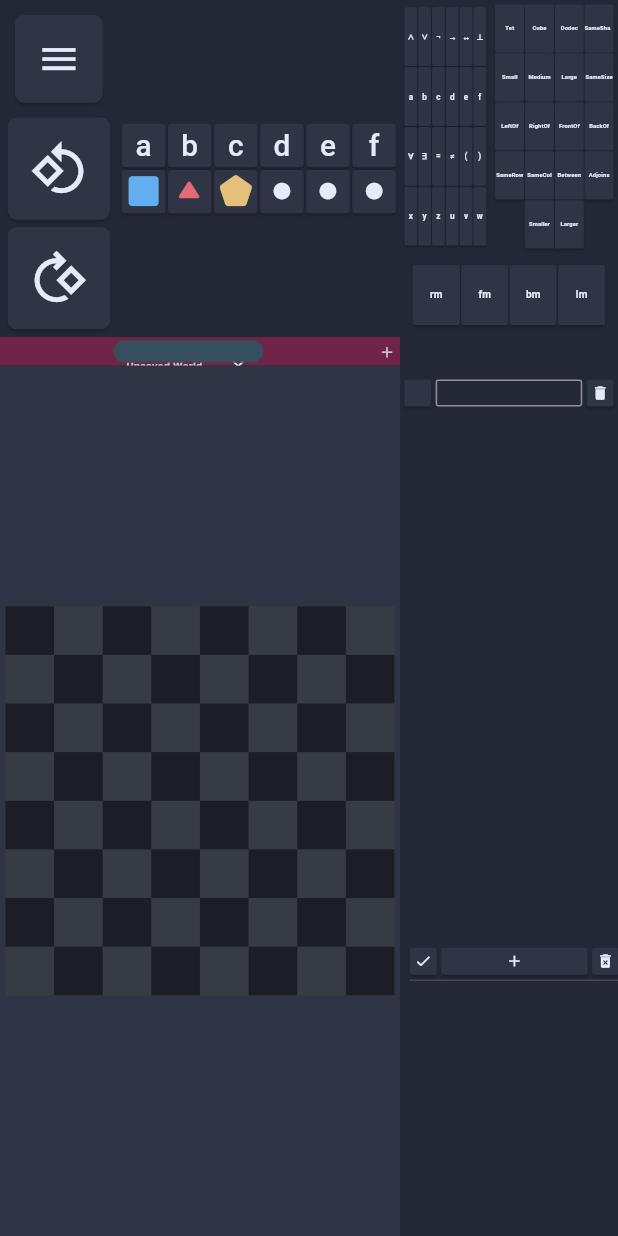
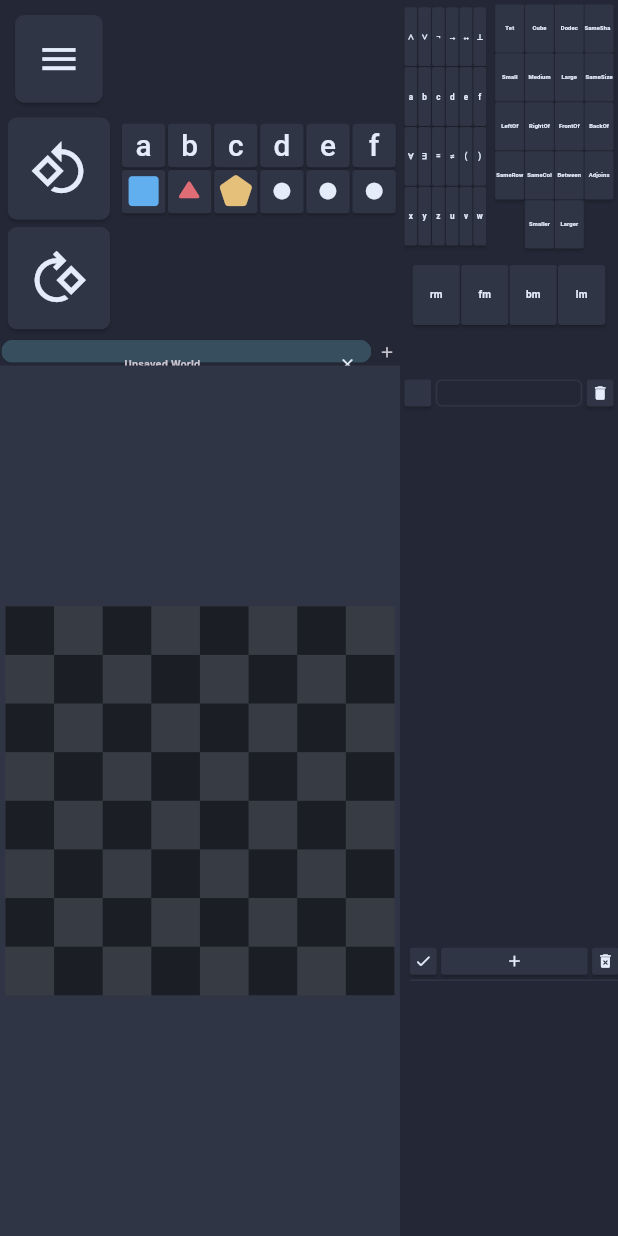
Before and after one commit to Combifightet/bivalenz_world_web, a Flutter app: the screen it shows after launch, on a phone screen of 412 x 824 dp. Run offline on Flutter 3.47's test engine with Material 3 defaults, Android fonts, the phone set to English and light mode, and no system bars; our stand-ins replace file_picker; missing offline and left inert: logic_expr_tree.

Commit message:
finished multi board handeler

```diff
--- a/lib/board_handeler.dart
+++ b/lib/board_handeler.dart
@@ -23,16 +23,41 @@ class _BoardHandelerState extends State<BoardHandeler> {
         List<Widget> children = [];
         for (int i=0; i<folWorldNames.length; i++) {
           String str = folWorldNames[i]??'Unsaved World';
-          children.add(
-            Expanded(
-              child: InkWell(
+          final style = TextStyle(
+            fontWeight: FontWeight.bold,
+            fontSize: 20*uiScale
+          );
+          final span = TextSpan(
+            text: str,
+            style: style,
+          );
+          final painter = TextPainter(
+            text: span,
+            maxLines: 1,
+            textScaler: MediaQuery.of(context).textScaler,
+            textDirection: TextDirection.ltr,
+          );
+          painter.layout();
+          double textWidth = painter.size.width;
+          Widget chip = InkWell(
+            splashColor: Colors.transparent,
+            hoverColor: Colors.transparent,
+            overlayColor: WidgetStatePropertyAll(Colors.transparent),
             onTap: () {
+              if (folWorldIndex!=i) {
                 setState(() {
                   folWorldIndex = i;
                   objecButtonsKey.currentState!.refresh();
                 });
+              }
             },
-                child: Chip(
+            child: Container(
+              alignment: Alignment.centerLeft,
+              child: LayoutBuilder(
+                builder: (BuildContext context, BoxConstraints constraints) {
+                  double chipWidth = (folWorldIndex==i?52:20)+textWidth;
+                  double padding = max(0, constraints.maxWidth-chipWidth)/2;
+                  return Chip(
                     color: folWorldIndex!=i
                       ? null
                       : WidgetStatePropertyAll(
@@ -41,7 +66,47 @@ class _BoardHandelerState extends State<BoardHandeler> {
                           Theme.of(context).elevatedButtonTheme.style!.backgroundColor!.resolve({WidgetState.pressed})!,
                         ),
                       ),
-                  deleteIcon: Icon(Icons.close, size: 32*uiScale,),
+                    deleteIcon: Center(child: Icon(Icons.close, size: 32*uiScale,)),
+                    label: Padding(
+                      padding: EdgeInsets.symmetric(horizontal: padding),
+                      child: Text(
+                        str,
+                        style: TextStyle(
+                          fontWeight: FontWeight.bold,
+                          fontSize: 20*uiScale
+                        ),
+                      ),
+                    ),
+                    onDeleted: folWorldIndex!=i?null:() {
+                      folWorlds.removeAt(i);
+                      folWorldNames.removeAt(i);
+                      if(folWorlds.isEmpty) {
+                        folWorlds.add(FolWorld());
+                        folWorldNames.add(null);
+                      }
+                      setState(() {
+                        folWorldIndex = max(0, i-1);
+                      });
+                      objecButtonsKey.currentState!.refresh();
+                    },
+                  );
+                }
+              ),
+            ),
+          );
+          Widget expandedChip = InkWell(
+            splashColor: Colors.transparent,
+            hoverColor: Colors.transparent,
+            overlayColor: WidgetStatePropertyAll(Colors.transparent),
+            onTap: () {},
+            child: Chip(
+              color: WidgetStatePropertyAll(
+                Color.alphaBlend(
+                  Theme.of(context).elevatedButtonTheme.style!.overlayColor!.resolve({WidgetState.pressed})!,
+                  Theme.of(context).elevatedButtonTheme.style!.backgroundColor!.resolve({WidgetState.pressed})!,
+                ),
+              ),
+              deleteIcon: Center(child: Icon(Icons.close, size: 32*uiScale,)),
               label: Text(
                 str,
                 style: TextStyle(
@@ -62,8 +127,13 @@ class _BoardHandelerState extends State<BoardHandeler> {
                 objecButtonsKey.currentState!.refresh();
               },
             ),
-              ),
-            )
+          );
+          children.add(folWorldIndex==i && constraints.maxWidth/folWorlds.length<textWidth+52
+            ? expandedChip
+            : Expanded(child: chip)
+            // folWorldIndex==i
+            // ? chip
+            // :
           );
         }
         children.add(
--- a/lib/home_page.dart
+++ b/lib/home_page.dart
@@ -116,9 +116,8 @@ class _HomePageState extends State<HomePage> {
                       flex: 11,
                         child: Column(
                           children: [
-                            Container(
+                            SizedBox(
                               height: 42*uiScale,
-                              color: Colors.pink.withAlpha(100),
                               child: Padding(
                                 padding: EdgeInsets.symmetric(vertical: 4*uiScale, horizontal: 2*uiScale),
                                 child: BoardHandeler()
--- a/lib/theme.dart
+++ b/lib/theme.dart
@@ -151,7 +151,9 @@ ThemeData darkTheme = ThemeData(
     bodyColor: foregroundAccentColor,
     displayColor: foregroundAccentColor,
   ),
-  dividerColor: backgroundAccentColor,
+  dividerTheme: DividerThemeData(
+    color: backgroundAccentColor
+  ),
   disabledColor: foregroundAccentColor,
   switchTheme: SwitchThemeData(
     thumbColor: WidgetStatePropertyAll(foregroundAccentColor),
@@ -172,7 +174,11 @@ ThemeData darkTheme = ThemeData(
     selectedColor: cyanAccentColor,
     deleteIconColor: foregroundAccentColor,
     padding: EdgeInsets.zero,
-
+    side: BorderSide.none
+  ),
+  inputDecorationTheme: InputDecorationTheme(
+    enabledBorder: OutlineInputBorder(borderSide: BorderSide(color: backgroundAccentColor)),
+    focusedBorder: OutlineInputBorder(borderSide: BorderSide(color: cyanAccentColor)),
   )
 );
 
```
Lines whose indentation alone changed are shown as unchanged.
